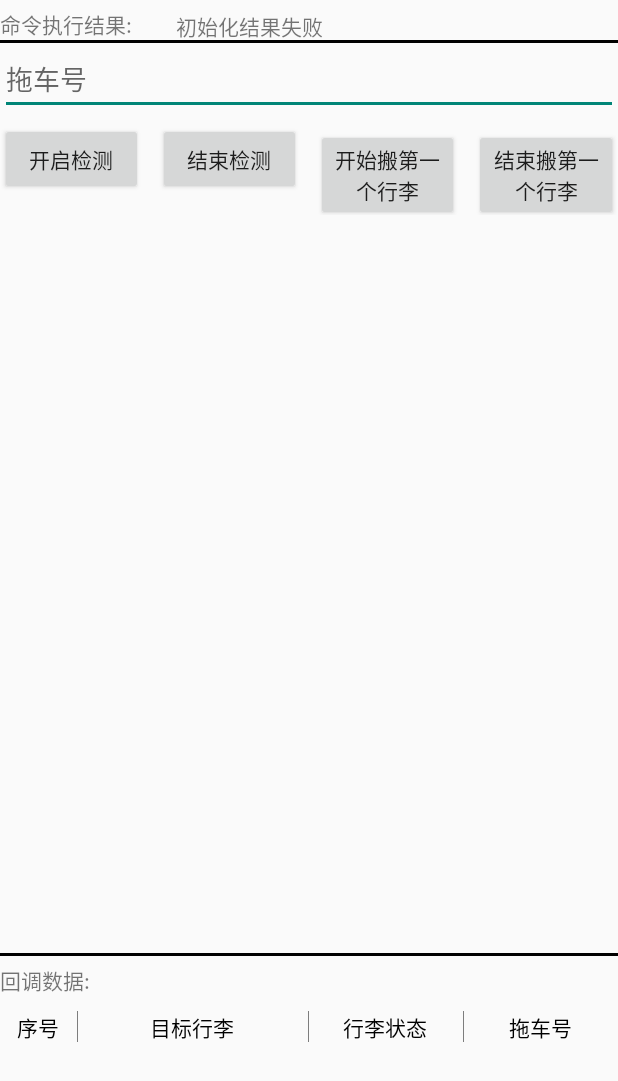
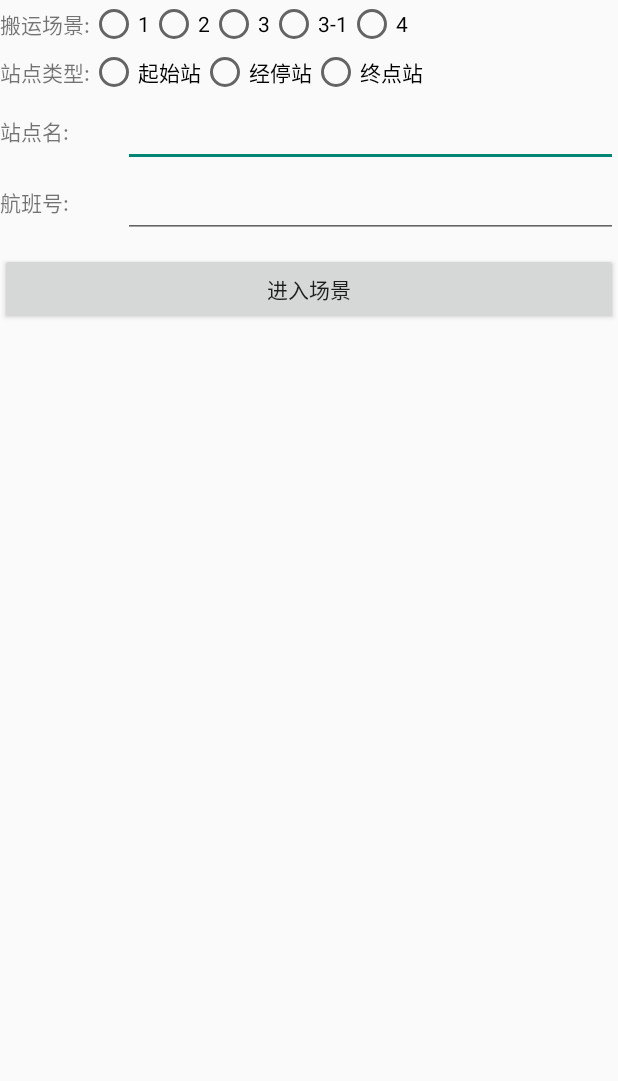
Before and after one commit to YoungLee3000/LuggageTest, an Android app: the screen it shows after launch (MainActivity before the commit, EntryActivity after it), on a phone screen of 412 x 824 dp. Shown: the top 1081 px of the screen. Run offline under Robolectric (Android 15) with nearby library versions, the phone set to English and light mode, and no system bars.

Commit message:
添加场景切换

```diff
--- a/app/build.gradle
+++ b/app/build.gradle
@@ -14,7 +14,7 @@ android {
         testInstrumentationRunner "androidx.test.runner.AndroidJUnitRunner"
     }
 
-    compileOptions{
+    compileOptions {
         sourceCompatibility JavaVersion.VERSION_1_8
         targetCompatibility JavaVersion.VERSION_1_8
     }
@@ -43,4 +43,5 @@ dependencies {
     implementation 'com.alibaba:fastjson:1.2.68'
     implementation fileTree(dir: 'libs', include: ['*.aar', '*.jar'], exclude: [])
     implementation fileTree(dir: 'libs', include: ['*.aar', '*.jar'], exclude: [])
+    implementation fileTree(dir: 'libs', include: ['*.aar', '*.jar'], exclude: [])
 }
--- /dev/null
+++ b/app/src/main/java/com/nlscan/android/luggagetest/EntryActivity.java
@@ -0,0 +1,153 @@
+package com.nlscan.android.luggagetest;
+
+import androidx.appcompat.app.AppCompatActivity;
+
+import android.content.ComponentName;
+import android.content.Context;
+import android.content.Intent;
+import android.content.ServiceConnection;
+import android.content.SharedPreferences;
+import android.os.Bundle;
+import android.os.IBinder;
+import android.os.RemoteException;
+import android.util.Log;
+import android.view.View;
+import android.widget.Button;
+import android.widget.EditText;
+import android.widget.RadioButton;
+import android.widget.RadioGroup;
+import android.widget.Toast;
+
+import com.nlscan.luggage.IJudgeCallback;
+import com.nlscan.luggage.ModelInterface;
+import com.nlscan.luggage.ParamValue;
+
+public class EntryActivity extends AppCompatActivity {
+
+    private EditText et_flight,et_st_name;
+
+    private Button btn_entry;
+
+    private RadioGroup rg_case,rg_st_type;
+
+
+
+    //登录信息保存
+    private static final String TAG = "LuggageTest";
+    private SharedPreferences mSp;
+    private String mFlight = "";
+    private String mStationName = "";
+    private String mStationType = "";
+    private String mCase = "";
+
+
+
+
+
+
+
+    @Override
+    protected void onDestroy() {
+        super.onDestroy();
+
+    }
+
+    @Override
+    protected void onCreate(Bundle savedInstanceState) {
+        super.onCreate(savedInstanceState);
+        setContentView(R.layout.activity_entry);
+
+
+
+        et_flight = (EditText) findViewById(R.id.et_flight);
+        et_st_name = (EditText) findViewById(R.id.et_st_name);
+        btn_entry = (Button) findViewById(R.id.btn_entry);
+
+
+        rg_case = (RadioGroup) findViewById(R.id.rg_case);
+        rg_st_type = (RadioGroup) findViewById(R.id.rg_st_type);
+
+
+        rg_case.setOnCheckedChangeListener(new RadioGroup.OnCheckedChangeListener() {
+            @Override
+            public void onCheckedChanged(RadioGroup group, int checkedId) {
+                switch (checkedId){
+                    case R.id.rb_case_1:
+                        mCase = ParamValue.CASE_DEFAULT;
+                        break;
+                    case R.id.rb_case_2:
+                        mCase = ParamValue.CASE_CAR_TO_STORE;
+                        break;
+                    case R.id.rb_case_3:
+                        mCase = ParamValue.CASE_STORE_TO_CAR;
+                        break;
+                    case R.id.rb_case_3_1:
+                        mCase = ParamValue.CASE_STORE_SEARCH;
+                        break;
+                    case R.id.rb_case_4:
+                        mCase = ParamValue.CASE_CAR_TO_BAND;
+                        break;
+                }
+            }
+        });
+
+        rg_st_type.setOnCheckedChangeListener(new RadioGroup.OnCheckedChangeListener() {
+            @Override
+            public void onCheckedChanged(RadioGroup group, int checkedId) {
+                switch (checkedId){
+                    case R.id.rb_start:
+                        mStationType = ParamValue.STATION_START;
+                        break;
+                    case R.id.rb_middle:
+                        mStationType = ParamValue.STATION_MIDDLE;
+                        break;
+                    case R.id.rb_dest:
+                        mStationType = ParamValue.STATION_DEST;
+                        break;
+                }
+            }
+        });
+
+
+        //获取存储的ip值
+        mSp = getSharedPreferences(Constants.SP_NAME, Context.MODE_PRIVATE);
+        mFlight = mSp.getString(Constants.SP_KEY_FLIGHT,"");
+        et_flight.setText(mFlight);
+
+        mStationName = mSp.getString(Constants.SP_KEY_STATION_NAME,"");
+        et_st_name.setText(mStationName);
+
+
+
+        btn_entry.setOnClickListener(new View.OnClickListener() {
+            @Override
+            public void onClick(View v) {
+                Intent intent = new Intent(EntryActivity.this,MainActivity.class);
+
+
+                //存储登录信息
+                mFlight = et_flight.getText().toString();
+                mStationName = et_st_name.getText().toString();
+
+                SharedPreferences.Editor editor = mSp.edit();
+                editor.putString(Constants.SP_KEY_FLIGHT, mFlight);
+                editor.putString(Constants.SP_KEY_STATION_NAME,mStationName);
+                editor.putString(Constants.SP_KEY_CASE,mCase);
+                editor.putString(Constants.SP_KEY_STATION_TYPE,mStationType);
+                editor.apply();
+
+                intent.putExtra(Constants.SP_KEY_FLIGHT,mFlight);
+                intent.putExtra(Constants.SP_KEY_STATION_NAME,mStationName);
+                intent.putExtra(Constants.SP_KEY_CASE,mCase);
+                intent.putExtra(Constants.SP_KEY_STATION_TYPE,mStationType);
+
+
+
+                startActivity(intent);
+            }
+        });
+
+
+
+    }
+}
--- a/app/src/main/java/com/nlscan/android/luggagetest/MyRVAdapter.java
+++ b/app/src/main/java/com/nlscan/android/luggagetest/MyRVAdapter.java
@@ -54,6 +54,9 @@ public class MyRVAdapter extends RecyclerView.Adapter<MyRVAdapter.MyTVHolder> {
         else if("放置错误拖车".equals(boxState)) {
             holder.mStateView.setTextColor(Color.RED);
         }
+        else if("非法搬运".equals(boxState)) {
+            holder.mStateView.setTextColor(Color.RED);
+        }
         else if("携带至正确拖车".equals(boxState)) {
             holder.mStateView.setTextColor(Color.BLUE);
         }
--- /dev/null
+++ b/app/src/main/res/layout/activity_entry.xml
@@ -0,0 +1,168 @@
+<?xml version="1.0" encoding="utf-8"?>
+<RelativeLayout xmlns:android="http://schemas.android.com/apk/res/android"
+    xmlns:app="http://schemas.android.com/apk/res-auto"
+    xmlns:tools="http://schemas.android.com/tools"
+    android:layout_width="match_parent"
+    android:layout_height="match_parent"
+    tools:context=".EntryActivity">
+
+
+
+    <LinearLayout
+        android:layout_width="match_parent"
+        android:layout_height="wrap_content"
+        android:orientation="horizontal"
+        android:layout_alignParentTop="true"
+        android:id="@+id/ll_1">
+
+        <TextView
+            android:layout_width="wrap_content"
+            android:layout_height="wrap_content"
+            android:layout_gravity="center"
+            android:text="搬运场景:"/>
+
+        <RadioGroup
+            android:id="@+id/rg_case"
+            android:layout_width="match_parent"
+            android:layout_height="wrap_content"
+            android:orientation="horizontal">
+            <RadioButton
+                android:id="@+id/rb_case_1"
+                android:layout_width="wrap_content"
+                android:layout_height="wrap_content"
+                android:text="1"/>
+            <RadioButton
+                android:id="@+id/rb_case_2"
+                android:layout_width="wrap_content"
+                android:layout_height="wrap_content"
+                android:text="2"/>
+            <RadioButton
+                android:id="@+id/rb_case_3"
+                android:layout_width="wrap_content"
+                android:layout_height="wrap_content"
+                android:text="3"/>
+            <RadioButton
+                android:id="@+id/rb_case_3_1"
+                android:layout_width="wrap_content"
+                android:layout_height="wrap_content"
+                android:text="3-1"/>
+            <RadioButton
+                android:id="@+id/rb_case_4"
+                android:layout_width="wrap_content"
+                android:layout_height="wrap_content"
+                android:text="4"/>
+        </RadioGroup>
+
+    </LinearLayout>
+
+
+
+    <LinearLayout
+        android:layout_width="match_parent"
+        android:layout_height="wrap_content"
+        android:orientation="horizontal"
+        android:id="@+id/ll_2"
+        android:layout_below="@id/ll_1">
+
+        <TextView
+            android:layout_width="wrap_content"
+            android:layout_height="wrap_content"
+            android:layout_gravity="center"
+            android:text="站点类型:"/>
+
+        <RadioGroup
+            android:id="@+id/rg_st_type"
+            android:layout_width="match_parent"
+            android:layout_height="wrap_content"
+            android:orientation="horizontal">
+            <RadioButton
+                android:id="@+id/rb_start"
+                android:layout_width="wrap_content"
+                android:layout_height="wrap_content"
+                android:text="起始站"/>
+            <RadioButton
+                android:id="@+id/rb_middle"
+                android:layout_width="wrap_content"
+                android:layout_height="wrap_content"
+                android:text="经停站"/>
+            <RadioButton
+                android:id="@+id/rb_dest"
+                android:layout_width="wrap_content"
+                android:layout_height="wrap_content"
+                android:text="终点站"/>
+        </RadioGroup>
+
+    </LinearLayout>
+
+
+    <LinearLayout
+        android:id="@+id/ll_3"
+        android:layout_width="match_parent"
+        android:layout_height="wrap_content"
+        android:orientation="horizontal"
+        android:layout_below="@id/ll_2">
+
+        <TextView
+            android:layout_width="0dp"
+            android:layout_height="wrap_content"
+            android:layout_weight="2"
+            android:text="站点名:"/>
+
+        <EditText
+            android:id="@+id/et_st_name"
+            android:layout_width="0dp"
+            android:layout_height="wrap_content"
+            android:layout_weight="8"
+            android:text="data"
+            android:layout_marginTop="2dp"/>
+
+    </LinearLayout>
+    <LinearLayout
+        android:id="@+id/ll_4"
+        android:layout_width="match_parent"
+        android:layout_height="wrap_content"
+        android:orientation="horizontal"
+        android:layout_below="@id/ll_3">
+
+
+
+
+        <TextView
+            android:layout_width="0dp"
+            android:layout_height="wrap_content"
+            android:layout_weight="2"
+            android:text="航班号:"/>
+
+        <EditText
+            android:id="@+id/et_flight"
+            android:layout_width="0dp"
+            android:layout_height="wrap_content"
+            android:layout_weight="8"
+            android:text=""
+            android:layout_marginTop="2dp"/>
+
+    </LinearLayout>
+
+
+    <LinearLayout
+        android:id="@+id/ll_5"
+        android:layout_width="match_parent"
+        android:layout_height="wrap_content"
+        android:orientation="horizontal"
+        android:layout_below="@id/ll_4">
+
+        <Button
+            android:id="@+id/btn_entry"
+            android:layout_width="wrap_content"
+            android:layout_weight="1"
+            android:layout_height="wrap_content"
+            android:text="进入场景"
+            android:layout_marginTop="10dp"
+            />
+
+    </LinearLayout>
+
+
+
+
+</RelativeLayout>
```
Also changed, not shown: app/src/main/AndroidManifest.xml (+10 -2 lines), app/src/main/java/com/nlscan/android/luggagetest/Constants.java (+8 -0 lines), app/src/main/java/com/nlscan/android/luggagetest/MainActivity.java (+80 -13 lines), app/src/main/res/layout/activity_main.xml (+30 -1 lines), app/src/main/res/raw/flight_data.json (+6 -3 lines), app/libs/LuggageSDK.jar.
